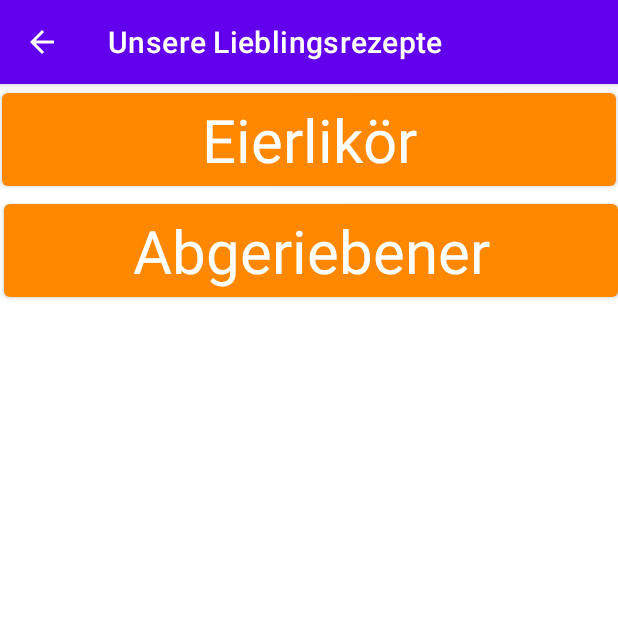
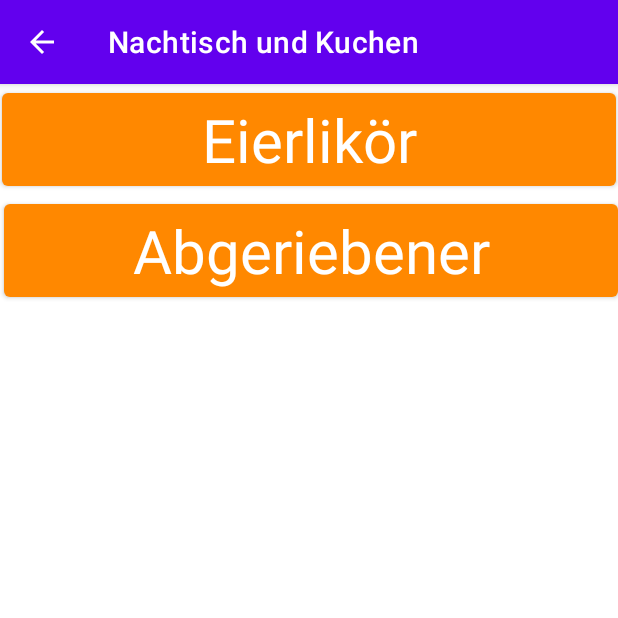
Before and after one commit to florifelix/Recipes, an Android app: the DessertsActivity screen opened directly, with no data from a screen before it, on a phone screen of 412 x 824 dp, the top half of it. Run offline under Robolectric (Android 15) with nearby library versions, the phone set to English and light mode, and no system bars.

Commit message:
rename ActionBar title

```diff
--- a/app/src/main/java/com/jens/recipes/DessertsActivity.java
+++ b/app/src/main/java/com/jens/recipes/DessertsActivity.java
@@ -29,6 +29,7 @@ public class DessertsActivity extends AppCompatActivity {
         ActionBar sab = getSupportActionBar();
         if (sab != null) {
             sab.setDisplayHomeAsUpEnabled(true);
+            sab.setTitle("Nachtisch und Kuchen");
         }
     }
 }
--- a/app/src/main/java/com/jens/recipes/MainsActivity.java
+++ b/app/src/main/java/com/jens/recipes/MainsActivity.java
@@ -59,6 +59,7 @@ public class MainsActivity extends AppCompatActivity {
         ActionBar sab = getSupportActionBar();
         if (sab != null) {
             sab.setDisplayHomeAsUpEnabled(true);
+            sab.setTitle("Hauptgerichte");
         }
     }
 }
--- a/app/src/main/java/com/jens/recipes/SaladsActivity.java
+++ b/app/src/main/java/com/jens/recipes/SaladsActivity.java
@@ -15,6 +15,7 @@ public class SaladsActivity extends AppCompatActivity {
         ActionBar sab = getSupportActionBar();
         if (sab != null) {
             sab.setDisplayHomeAsUpEnabled(true);
+            sab.setTitle("Salate");
         }
     }
 }
--- a/app/src/main/java/com/jens/recipes/SoupsActivity.java
+++ b/app/src/main/java/com/jens/recipes/SoupsActivity.java
@@ -14,5 +14,6 @@ public class SoupsActivity extends AppCompatActivity {
 
         ActionBar sab = getSupportActionBar();
         if (sab != null) sab.setDisplayHomeAsUpEnabled(true);
+        sab.setTitle("Suppen");
     }
 }
```
